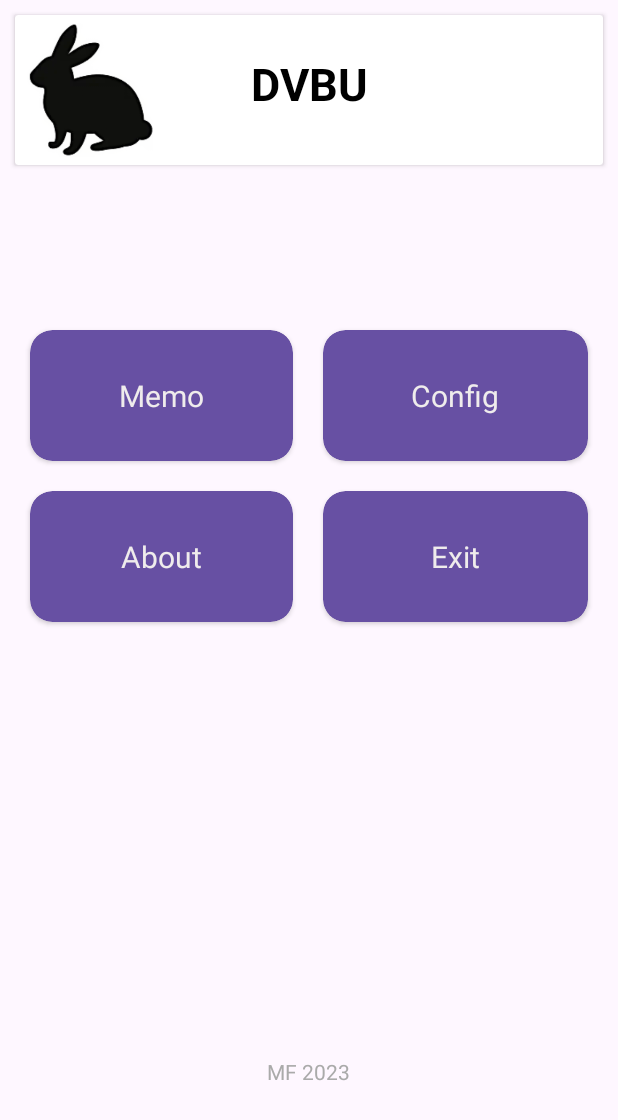
After one commit to Shiroirl/DVBU-CalendarProject, an Android app: the Dashboard screen opened directly, with no data from a screen before it, on a phone screen of 412 x 824 dp. The commit adds this screen. Shown: the top 1120 px of the screen. Run offline under Robolectric (Android 15) with nearby library versions, the phone set to English and light mode, and no system bars.

Commit message:
Avance
Dvbu Actualizacion en interfaz

```diff
--- /dev/null
+++ b/app/src/main/java/com/gato/proyectoandroid/Dashboard.java
@@ -0,0 +1,51 @@
+package com.gato.proyectoandroid;
+import androidx.appcompat.app.AppCompatActivity;
+import androidx.cardview.widget.CardView;
+
+import android.content.Intent;
+import android.os.Bundle;
+import android.view.View;
+
+public class Dashboard extends AppCompatActivity implements View.OnClickListener{
+
+    public CardView card1, card2, card3, card4;
+
+    @Override
+    protected void onCreate(Bundle savedInstanceState) {
+        super.onCreate(savedInstanceState);
+        setContentView(R.layout.activity_dashboard);
+
+        card1 = (CardView) findViewById(R.id.c1);
+        card2 = (CardView) findViewById(R.id.c2);
+        card3 = (CardView) findViewById(R.id.c3);
+        card4 = (CardView) findViewById(R.id.c4);
+
+        card1.setOnClickListener((View.OnClickListener)this);
+        card2.setOnClickListener((View.OnClickListener)this);
+        card3.setOnClickListener((View.OnClickListener)this);
+        card4.setOnClickListener((View.OnClickListener)this);
+    }
+
+    @Override
+    public void onClick(View v) {
+        Intent i;
+
+        if (v.getId() == R.id.c1) {
+            i = new Intent(this, Memo.class);
+            startActivity(i);
+
+        } else if (v.getId() == R.id.c2) {
+            i = new Intent(this, Config.class);
+            startActivity(i);
+
+        } else if (v.getId() == R.id.c3) {
+            i = new Intent(this, Home.class);
+            startActivity(i);
+
+        } else if (v.getId() == R.id.c4) {
+            i = new Intent(this, Exit.class);
+            startActivity(i);
+        }
+    }
+
+}
--- a/app/src/main/java/com/gato/proyectoandroid/Principal.java
+++ b/app/src/main/java/com/gato/proyectoandroid/Principal.java
@@ -18,7 +18,7 @@ public class Principal extends AppCompatActivity {
         TimerTask carga = new TimerTask() {
             @Override
             public void run() {
-                Intent intent = new Intent(Principal.this, Home.class);
+                Intent intent = new Intent(Principal.this, Dashboard.class);
                 startActivity(intent);
                 finish();
             }
--- /dev/null
+++ b/app/src/main/res/layout/activity_dashboard.xml
@@ -0,0 +1,159 @@
+<?xml version="1.0" encoding="utf-8"?>
+<ScrollView xmlns:android="http://schemas.android.com/apk/res/android"
+    xmlns:app="http://schemas.android.com/apk/res-auto"
+    xmlns:tools="http://schemas.android.com/tools"
+    android:layout_width="match_parent"
+    android:layout_height="match_parent"
+    tools:context=".Dashboard">
+
+    <LinearLayout
+        android:layout_width="match_parent"
+        android:layout_height="match_parent"
+        android:orientation="vertical">
+
+        <androidx.cardview.widget.CardView
+            android:layout_width="match_parent"
+            android:layout_height="wrap_content"
+            android:layout_marginTop="10sp"
+            android:layout_marginLeft="10sp"
+            android:layout_marginRight="10sp"
+            >
+
+            <LinearLayout
+                android:layout_width="match_parent"
+                android:layout_height="wrap_content"
+                android:orientation="horizontal">
+
+                <ImageView
+                    android:layout_width="100sp"
+                    android:layout_height="100sp"
+                    android:src="@drawable/dbuchiquito"
+                    android:padding="5sp"/>
+
+                <TextView
+                    android:layout_width="match_parent"
+                    android:layout_height="match_parent"
+                    android:text="DVBU"
+                    android:textSize="30dp"
+                    android:textColor="#000"
+                    android:layout_gravity="center"
+                    android:paddingTop="25sp"
+                    android:paddingLeft="57dp"
+                    android:textStyle="bold"
+                    />
+            </LinearLayout>
+
+
+        </androidx.cardview.widget.CardView>
+
+        <GridLayout
+            android:layout_width="match_parent"
+            android:layout_height="wrap_content"
+            android:layout_marginTop="100dp"
+            android:layout_marginRight="10sp"
+            android:layout_marginLeft="10sp"
+            android:rowCount="2"
+            android:columnCount="2">
+
+            <androidx.cardview.widget.CardView
+                android:id="@+id/c1"
+                android:layout_gravity="fill"
+                android:layout_rowWeight="1"
+                android:layout_columnWeight="1"
+                app:cardCornerRadius="15sp"
+                app:cardBackgroundColor="#6750A3"
+                android:layout_margin="10sp">
+
+                <TextView
+                    android:layout_width="wrap_content"
+                    android:layout_height="wrap_content"
+                    android:text="Memo"
+                    android:textSize="20sp"
+                    android:textAlignment="center"
+                    android:layout_gravity="center"
+                    android:textColor="#EFECEC"
+                    android:paddingTop="30sp"
+                    android:paddingBottom="30sp"/>
+
+            </androidx.cardview.widget.CardView>
+
+            <androidx.cardview.widget.CardView
+                android:id="@+id/c2"
+                android:layout_gravity="fill"
+                android:layout_rowWeight="2"
+                android:layout_columnWeight="1"
+                app:cardCornerRadius="15sp"
+                app:cardBackgroundColor="#6750A3"
+                android:layout_margin="10sp">
+
+                <TextView
+                    android:layout_width="wrap_content"
+                    android:layout_height="wrap_content"
+                    android:text="Config"
+                    android:textSize="20sp"
+                    android:textAlignment="center"
+                    android:layout_gravity="center"
+                    android:textColor="#EFECEC"
+                    android:paddingTop="30sp"
+                    android:paddingBottom="30sp"/>
+
+            </androidx.cardview.widget.CardView>
+
+            <androidx.cardview.widget.CardView
+                android:id="@+id/c3"
+                android:layout_gravity="fill"
+                android:layout_rowWeight="1"
+                android:layout_columnWeight="1"
+                app:cardCornerRadius="15sp"
+                app:cardBackgroundColor="#6750A3"
+                android:layout_margin="10sp">
+
+                <TextView
+                    android:layout_width="wrap_content"
+                    android:layout_height="wrap_content"
+                    android:text="About"
+                    android:textSize="20sp"
+                    android:textAlignment="center"
+                    android:layout_gravity="center"
+                    android:textColor="#EFECEC"
+                    android:paddingTop="30sp"
+                    android:paddingBottom="30sp"/>
+
+            </androidx.cardview.widget.CardView>
+
+            <androidx.cardview.widget.CardView
+                android:id="@+id/c4"
+                android:layout_gravity="fill"
+                android:layout_rowWeight="1"
+                android:layout_columnWeight="1"
+                app:cardCornerRadius="15sp"
+                app:cardBackgroundColor="#6750A3"
+                android:layout_margin="10sp">
+
+                <TextView
+                    android:layout_width="wrap_content"
+                    android:layout_height="wrap_content"
+                    android:text="Exit"
+                    android:textSize="20sp"
+                    android:textAlignment="center"
+                    android:layout_gravity="center"
+                    android:textColor="#EFECEC"
+                    android:paddingTop="30sp"
+                    android:paddingBottom="30sp"/>
+
+            </androidx.cardview.widget.CardView>
+
+        </GridLayout>
+
+        <TextView
+            android:layout_width="wrap_content"
+            android:layout_height="wrap_content"
+            android:text="MF 2023"
+            android:textColor="@android:color/darker_gray"
+            android:layout_gravity="center"
+            android:layout_marginTop="280dp"
+            android:layout_marginBottom="16dp"
+            />
+    </LinearLayout>
+
+</ScrollView>
--- a/app/src/main/res/layout/activity_principal.xml
+++ b/app/src/main/res/layout/activity_principal.xml
@@ -13,12 +13,12 @@
 
     <ProgressBar
         android:id="@+id/pbCarga"
-        style="?android:attr/progressBarStyleHorizontal"
+        style="?android:attr/progressBarStyle"
         android:layout_width="300dp"
         android:layout_height="wrap_content"
         android:layout_alignParentBottom="true"
         android:layout_marginBottom="115dp"
-        android:layout_marginLeft="55dp"/>
+        android:layout_marginLeft="55dp" />
 
 
 </RelativeLayout>
```
Also changed, not shown: app/src/main/AndroidManifest.xml (+21 -3 lines), app/src/main/java/com/gato/proyectoandroid/Config.java (added, +14 -0 lines), app/src/main/java/com/gato/proyectoandroid/Exit.java (added, +18 -0 lines), app/src/main/java/com/gato/proyectoandroid/Memo.java (added, +14 -0 lines), app/src/main/res/layout/activity_about.xml (added, +9 -0 lines), app/src/main/res/layout/activity_config.xml (added, +9 -0 lines), app/src/main/res/layout/activity_exit.xml (added, +10 -0 lines), app/src/main/res/layout/activity_memo.xml (added, +9 -0 lines), app/src/main/res/layout/activity_registro.xml (+38 -11 lines), app/src/main/res/drawable/dbuchiquito.png (added).
